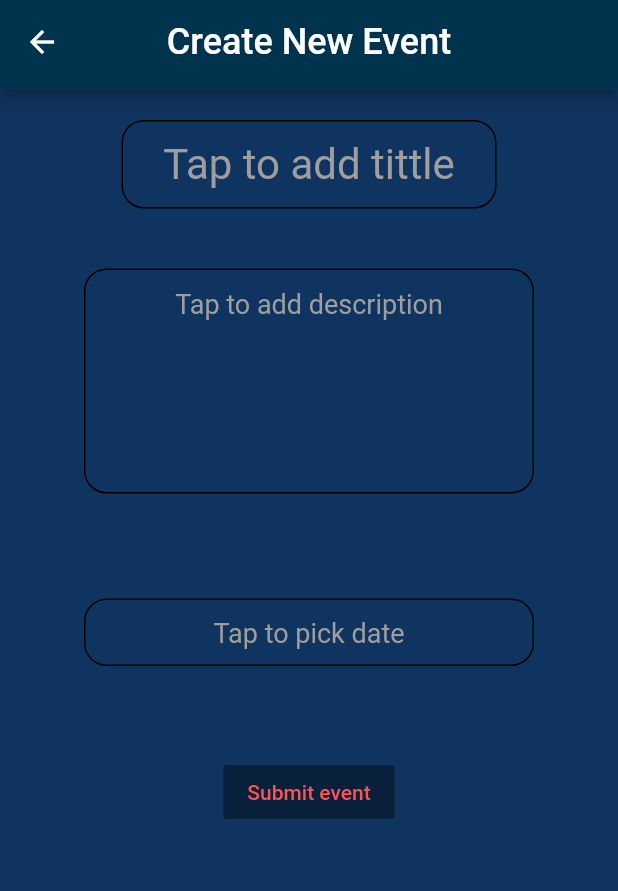
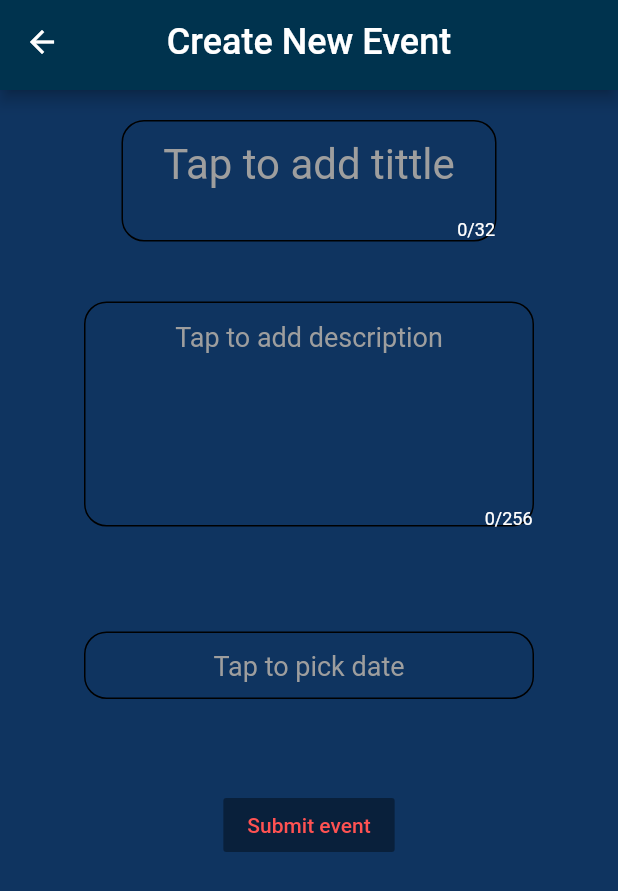
Before and after one commit to Palladiusz/eventer_flutter_app, a Flutter app: the DetailsScreen screen opened directly, on a phone screen of 412 x 824 dp. Shown: the top 891 px of the screen. Run offline on Flutter 3.47's test engine with Material 2 defaults, Android fonts, the phone set to English and light mode, and no system bars; drawn by our look-alikes of datetime_picker_formfield; our stand-ins replace bloc, dio, equatable, expandable, flutter_bloc; generated files the repository leaves out were written again; network calls fail.

Commit message:
add character limit to form

```diff
--- a/lib/widgets/details_screen/desc_form.dart
+++ b/lib/widgets/details_screen/desc_form.dart
@@ -23,8 +23,10 @@ class DescForm extends StatelessWidget {
       child: TextField(
         maxLines: null,
         expands: true,
+        maxLength: 256,
         controller: myController,
         decoration: InputDecoration(
+          counterStyle: TextStyle(color: Colors.white),
           border: InputBorder.none,
           hintText: 'Tap to add description',
           hintStyle: TextStyle(
--- a/lib/widgets/details_screen/title_form.dart
+++ b/lib/widgets/details_screen/title_form.dart
@@ -21,7 +21,10 @@ class TitleForm extends StatelessWidget {
       ),
       child: TextField(
         controller: myController,
+        maxLength: 32,
+        maxLines: null,
         decoration: InputDecoration(
+          counterStyle: TextStyle(color: Colors.white),
           hintText: 'Tap to add tittle',
           hintStyle: TextStyle(
             fontSize: 28,
```
